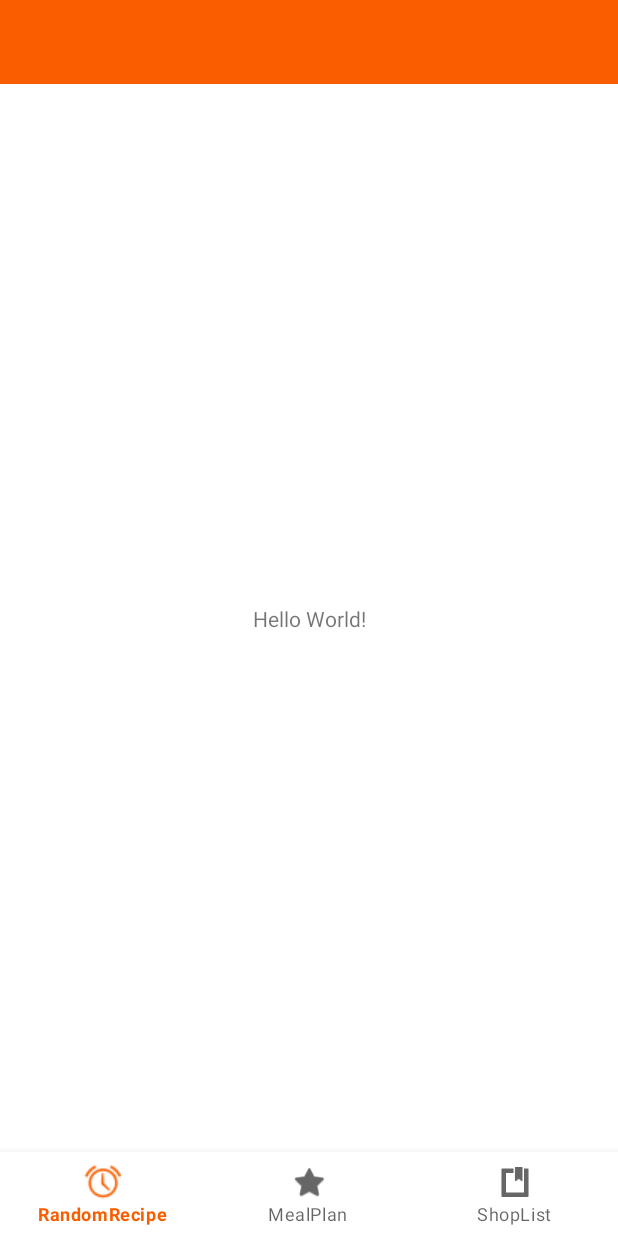
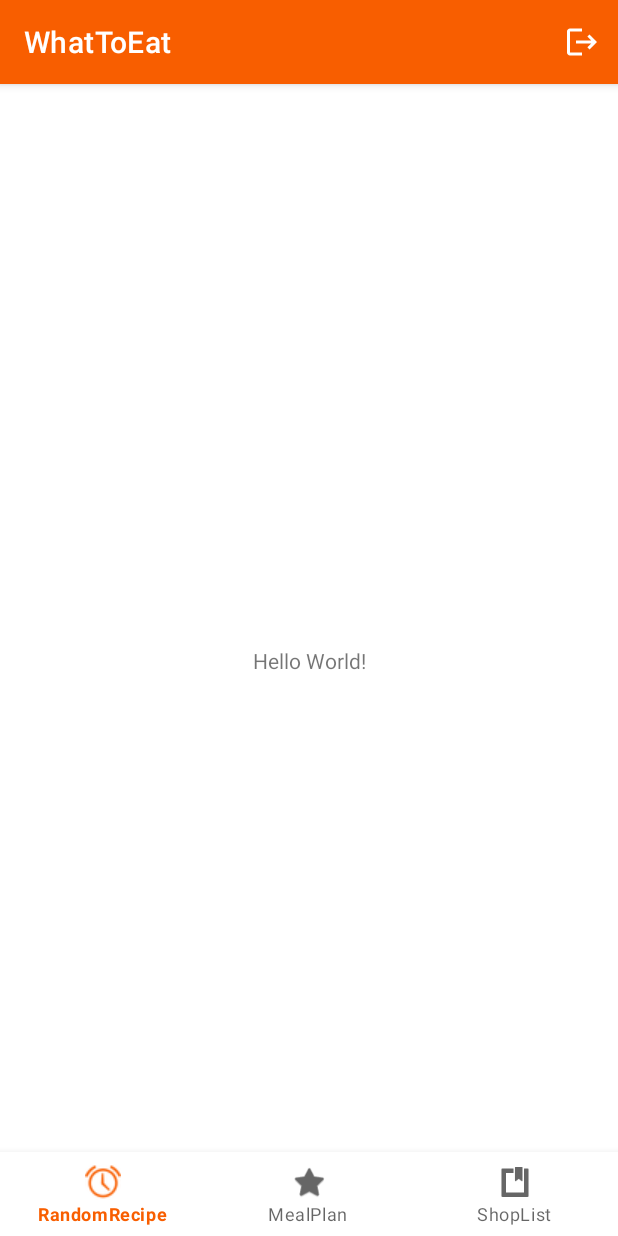
Before and after one commit to irene6589/WhatToEat, an Android app: the screen it shows after launch (MainActivity), on a phone screen of 412 x 824 dp. Run offline under Robolectric (Android 15) with nearby library versions, the phone set to English and light mode, and no system bars.

Commit message:
actualizado botones etc

```diff
--- a/app/src/main/java/com/example/whattoeat/MainActivity.java
+++ b/app/src/main/java/com/example/whattoeat/MainActivity.java
@@ -35,7 +35,7 @@ public class MainActivity extends AppCompatActivity {
             }
         });
 
-        navigationView.setSelectedItemId(R.id.nav_home);
+        navigationView.setSelectedItemId(R.id.RandomRecipeMenuId);
 
     }
     private void navigateToFragment(int itemId) {
--- a/app/src/main/res/layout/activity_main.xml
+++ b/app/src/main/res/layout/activity_main.xml
@@ -15,24 +15,13 @@
         app:layout_constraintRight_toRightOf="parent"
         app:layout_constraintTop_toTopOf="parent" />
 
-    <androidx.appcompat.widget.Toolbar
-        android:id="@+id/toolbar"
-        android:layout_width="match_parent"
-        android:layout_height="wrap_content"
-        android:background="?attr/colorPrimary"
-        android:minHeight="?attr/actionBarSize"
-        android:theme="?attr/actionBarTheme"
-        app:layout_constraintEnd_toEndOf="parent"
-        app:layout_constraintTop_toTopOf="parent" />
-
     <FrameLayout
         android:id="@+id/frame_layout"
         android:layout_width="match_parent"
         android:layout_height="match_parent"
         app:layout_constraintBottom_toTopOf="@+id/bottomNavigationView"
         app:layout_constraintEnd_toEndOf="parent"
-        app:layout_constraintStart_toStartOf="parent"
-        app:layout_constraintTop_toBottomOf="@+id/toolbar">
+        app:layout_constraintStart_toStartOf="parent">
 
     </FrameLayout>
 
@@ -41,6 +30,6 @@
         android:layout_width="match_parent"
         android:layout_height="wrap_content"
         app:layout_constraintBottom_toBottomOf="parent"
-        app:menu="@menu/bottom_menu" />
+        app:menu="@menu/botton_menu" />
 
 </androidx.constraintlayout.widget.ConstraintLayout>
--- a/app/src/main/res/layout/main_activity.xml
+++ b/app/src/main/res/layout/main_activity.xml
@@ -27,7 +27,7 @@
         app:layout_constraintBottom_toBottomOf="parent"
         app:layout_constraintEnd_toEndOf="parent"
         app:layout_constraintStart_toStartOf="parent"
-        app:menu="@menu/bottom_menu">
+        app:menu="@menu/botton_menu">
 
     </com.google.android.material.bottomnavigation.BottomNavigationView>
 </androidx.constraintlayout.widget.ConstraintLayout>
--- a/app/src/main/res/menu/bottom_menu.xml
+++ /dev/null
@@ -1,14 +0,0 @@
-<?xml version="1.0" encoding="utf-8"?>
-<menu xmlns:android="http://schemas.android.com/apk/res/android">
-
-    <item
-        android:id="@+id/random"
-        android:icon="@android:drawable/ic_lock_idle_alarm"
-        android:title="RandomRecipe" />
-    <item
-        android:icon="@android:drawable/btn_star_big_on"
-        android:title="MealPlan" />
-    <item
-        android:icon="@android:drawable/ic_input_get"
-        android:title="ShopList" />
-</menu>
--- a/app/src/main/res/menu/main_menu.xml
+++ b/app/src/main/res/menu/main_menu.xml
@@ -5,7 +5,7 @@
 
     <item
         android:id="@+id/nav_close"
-        android:icon="@drawable/abc_vector_test"
+        android:icon="@drawable/ic_baseline_logout_24"
         android:title="Cerrar"
         app:showAsAction="ifRoom" />
 </menu>
--- a/app/src/main/res/values-night/themes.xml
+++ b/app/src/main/res/values-night/themes.xml
@@ -1,6 +1,6 @@
 <resources xmlns:tools="http://schemas.android.com/tools">
     <!-- Base application theme. -->
-    <style name="Theme.WhatToEat" parent="Theme.MaterialComponents.DayNight.NoActionBar">
+    <style name="Theme.WhatToEat" parent="Theme.MaterialComponents.DayNight.DarkActionBar">
         <!-- Primary brand color. -->
         <item name="colorPrimary">@color/orange</item>
         <item name="colorPrimaryVariant">@color/red</item>
--- a/app/src/main/res/values/themes.xml
+++ b/app/src/main/res/values/themes.xml
@@ -1,6 +1,6 @@
 <resources xmlns:tools="http://schemas.android.com/tools">
     <!-- Base application theme. -->
-    <style name="Theme.WhatToEat" parent="Theme.MaterialComponents.DayNight.NoActionBar">
+    <style name="Theme.WhatToEat" parent="Theme.MaterialComponents.DayNight.DarkActionBar">
         <!-- Primary brand color. -->
         <item name="colorPrimary">@color/orange</item>
         <item name="colorPrimaryVariant">@color/red</item>
```
Also changed, not shown: app/src/main/java/com/example/whattoeat/MealPlanWeek/mealplan_Adapter.java (+15 -5 lines), app/src/main/res/menu/toolbar_menu.xml (deleted, +0 -9 lines).
